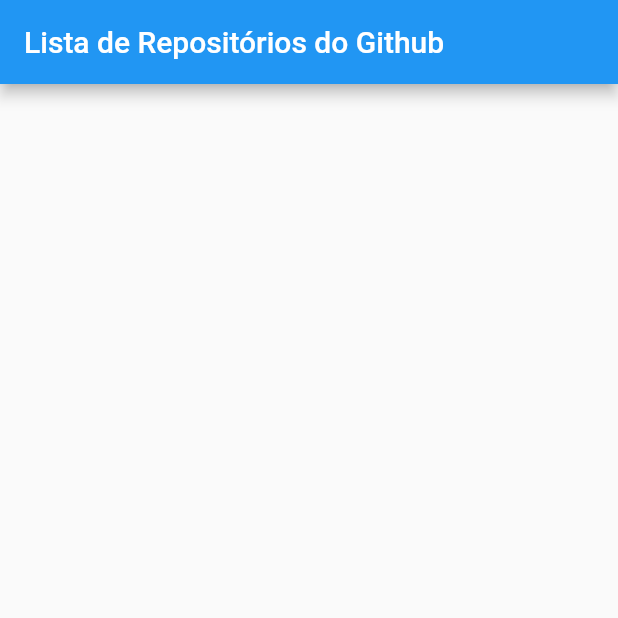
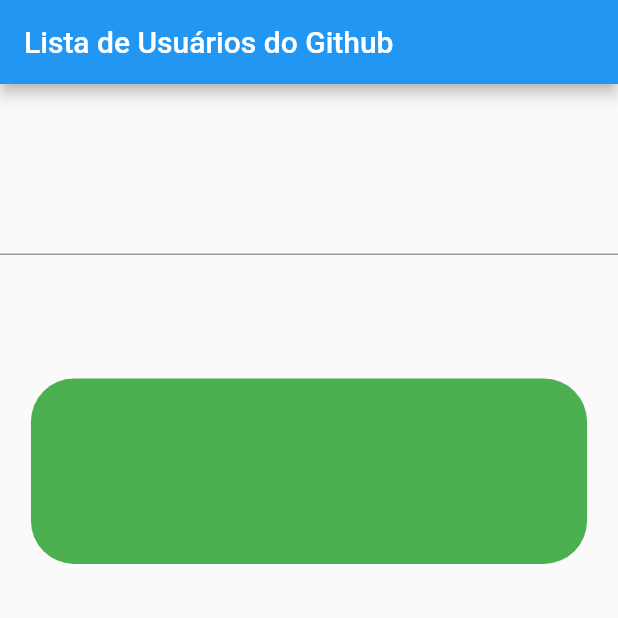
Before and after one commit to pauloed99/flutter_github_api, a Flutter app: the screen it shows after launch, on a phone screen of 412 x 824 dp, the top half of it. Run offline on Flutter 3.47's test engine with Material 2 defaults, Android fonts, the phone set to English and light mode, and no system bars; our stand-ins replace dio, get.

Commit message:
Mudanças na estrutura de pastas .

```diff
--- /dev/null
+++ b/lib/app/routes/app_pages.dart
@@ -0,0 +1,14 @@
+import 'package:flutter_github_api/app/bindings/user_binding.dart';
+import 'package:flutter_github_api/app/routes/app_routes.dart';
+import 'package:flutter_github_api/app/views/pages/user_search_page.dart';
+import 'package:get/get.dart';
+
+abstract class AppPages {
+  static final routes = [
+    GetPage(
+      name: AppRoutes.initial,
+      page: () => const UserSearchPage(),
+      binding: UserBinding(),
+    ),
+  ];
+}
--- /dev/null
+++ b/lib/app/routes/app_routes.dart
@@ -0,0 +1,3 @@
+abstract class AppRoutes {
+  static const initial = '/';
+}
--- /dev/null
+++ b/lib/app/utils/constants.dart
@@ -0,0 +1,3 @@
+class Constants {
+  static const baseUrl = 'https://api.github.com/users/';
+}
--- /dev/null
+++ b/lib/app/views/pages/user_search_page.dart
@@ -0,0 +1,31 @@
+import 'package:flutter/material.dart';
+import 'package:flutter_github_api/app/views/widgets/custom_text_field_widget.dart';
+import 'package:flutter_github_api/app/views/widgets/custom_text_widget.dart';
+import 'package:flutter_github_api/app/views/widgets/repository_card_widget.dart';
+
+import 'package:get/get.dart';
+
+class UserSearchPage extends StatelessWidget {
+  const UserSearchPage({Key? key}) : super(key: key);
+
+  @override
+  Widget build(BuildContext context) {
+    final height = Get.height;
+    return Scaffold(
+      appBar: AppBar(
+        title: const CustomTextWidget(text: 'Lista de Usuários do Github'),
+      ),
+      body: Container(
+        alignment: Alignment.center,
+        margin: EdgeInsets.only(top: height * .08),
+        child: Column(
+          children: [
+            CustomTextFieldWidget(),
+            SizedBox(height: height * .1),
+            RepositoryCardWidget(),
+          ],
+        ),
+      ),
+    );
+  }
+}
--- /dev/null
+++ b/lib/app/views/widgets/custom_text_field_widget.dart
@@ -0,0 +1,15 @@
+import 'package:flutter/material.dart';
+import 'package:get/get.dart';
+
+class CustomTextFieldWidget extends StatelessWidget {
+  const CustomTextFieldWidget({Key? key}) : super(key: key);
+
+  @override
+  Widget build(BuildContext context) {
+    final width = Get.width;
+    final height = Get.height;
+    return TextField(
+
+    );
+  }
+}
--- /dev/null
+++ b/lib/app/views/widgets/repository_card_widget.dart
@@ -0,0 +1,22 @@
+import 'package:flutter/material.dart';
+import 'package:get/get.dart';
+
+class RepositoryCardWidget extends StatelessWidget {
+  const RepositoryCardWidget({Key? key}) : super(key: key);
+
+  @override
+  Widget build(BuildContext context) {
+    final height = Get.height;
+    final width = Get.width;
+    return Container(
+      height: height * .15,
+      width: width * .9,
+      decoration: BoxDecoration(
+        color: Colors.green,
+        borderRadius: BorderRadius.circular(
+          width * .07,
+        ),
+      ),
+    );
+  }
+}
--- a/lib/main.dart
+++ b/lib/main.dart
@@ -1,5 +1,5 @@
 import 'package:flutter/material.dart';
-import 'package:flutter_github_api/views/pages/repositories_list_page.dart';
+import 'package:flutter_github_api/app/routes/app_pages.dart';
 import 'package:get/get.dart';
 
 void main() => runApp(const MyApp());
@@ -15,10 +15,7 @@
       theme: ThemeData(
         primarySwatch: Colors.blue,
       ),
-      initialRoute: '',
-      routes: {
-        '': (_) => const RepositoriesListPage()
-      },
+      getPages: AppPages.routes,
     );
   }
 }
--- a/lib/views/pages/repositories_list_page.dart
+++ /dev/null
@@ -1,18 +0,0 @@
-import 'package:flutter/material.dart';
-import 'package:flutter_github_api/views/widgets/custom_text_widget.dart';
-
-class RepositoriesListPage extends StatelessWidget {
-  const RepositoriesListPage({Key? key}) : super(key: key);
-
-  @override
-  Widget build(BuildContext context) {
-    return Scaffold(
-      appBar: AppBar(
-        title: const CustomTextWidget(text: 'Lista de Repositórios do Github'),
-      ),
-      body: Container(
-
-      ),
-    );
-  }
-}
--- a/pubspec.yaml
+++ b/pubspec.yaml
@@ -31,6 +31,7 @@
     sdk: flutter
   get: ^4.6.1
   dio: ^4.0.5
+  url_launcher: ^6.0.20
 
 
   # The following adds the Cupertino Icons font to your application.
```
Also changed, not shown: lib/app/bindings/user_binding.dart (added, +23 -0 lines), lib/app/controllers/user_controller.dart (added, +11 -0 lines), lib/app/data/models/user.dart (added, +140 -0 lines), lib/app/data/providers/user_provider.dart (added, +19 -0 lines), lib/app/data/repositories/user_repository.dart (added, +10 -0 lines), lib/app/views/widgets/custom_text_widget.dart (renamed from lib/views/widgets/custom_text_widget.dart), pubspec.lock.
